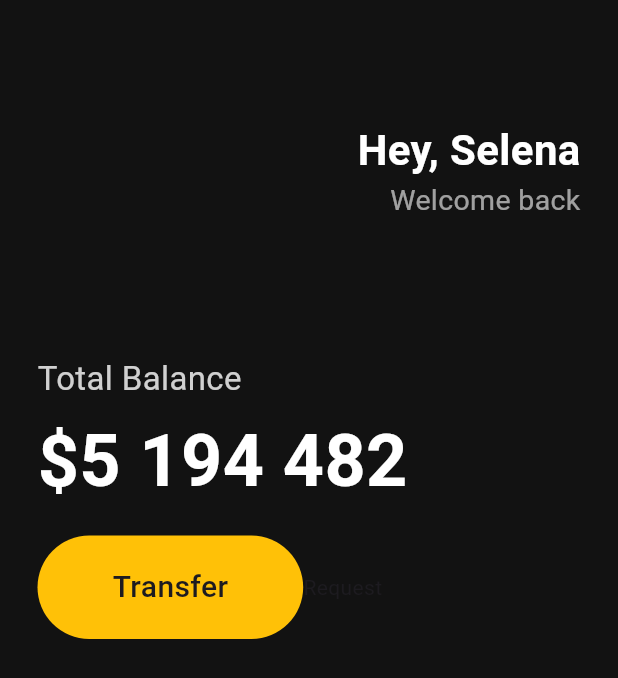
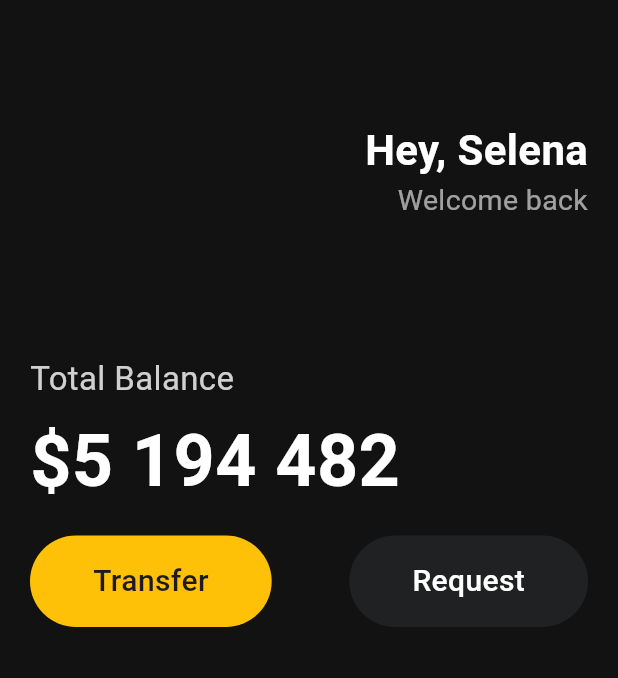
Before and after one commit to gggabikr/copy-UI-of-bank-app-with-Flutter, a Flutter app: the screen it shows after launch, on a phone screen of 412 x 824 dp. Shown: the top 678 px of the screen. Run offline on Flutter 3.47's test engine with Material 3 defaults, Android fonts, the phone set to English and light mode, and no system bars.

Commit message:
Update main.dart

```diff
--- a/lib/main.dart
+++ b/lib/main.dart
@@ -23,7 +23,7 @@ class App extends StatelessWidget {
         backgroundColor: const Color.fromRGBO(18, 18, 18, 1),
         body: Padding(
           padding: const EdgeInsets.symmetric(
-            horizontal: 25,
+            horizontal: 20,
           ),
           child: Column(
             crossAxisAlignment: CrossAxisAlignment.start,
@@ -78,6 +78,7 @@ class App extends StatelessWidget {
               const SizedBox(height: 15,
                 ),
               Row(
+                mainAxisAlignment: MainAxisAlignment.spaceBetween,
                 children: [
                   Container(
                     decoration: const BoxDecoration(
@@ -85,7 +86,7 @@ class App extends StatelessWidget {
                       borderRadius: BorderRadius.all(Radius.circular(45)),
                     ),
                     child:const Padding(
-                      padding: EdgeInsets.symmetric(vertical: 20, horizontal: 50),
+                      padding: EdgeInsets.symmetric(vertical: 16, horizontal: 42),
                       child: Text(
                         "Transfer",
                         style:TextStyle(
@@ -95,8 +96,22 @@ class App extends StatelessWidget {
                       ),
                     )
                  ),
-                 Container(child:const Text("Request"),
-                 ),
+                 Container(
+                    decoration: const BoxDecoration(
+                      color: Color.fromRGBO(31, 33, 35, 1),
+                      borderRadius: BorderRadius.all(Radius.circular(45)),
+                    ),
+                    child:const Padding(
+                      padding: EdgeInsets.symmetric(vertical: 16, horizontal: 42),
+                      child: Text(
+                        "Request",
+                        style:TextStyle(
+                          fontSize: 20,
+                          fontWeight: FontWeight.w500,
+                          color: Colors.white,
+                        ),
+                      ),
+                    )),
                 ],
               )
             ],
```
